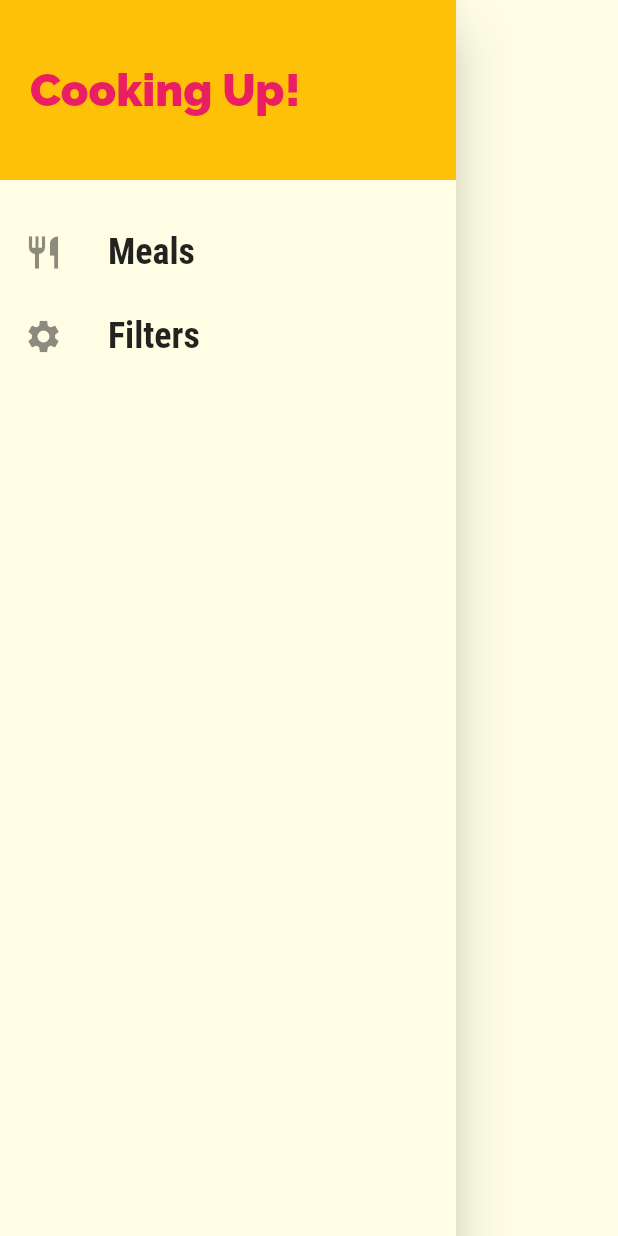
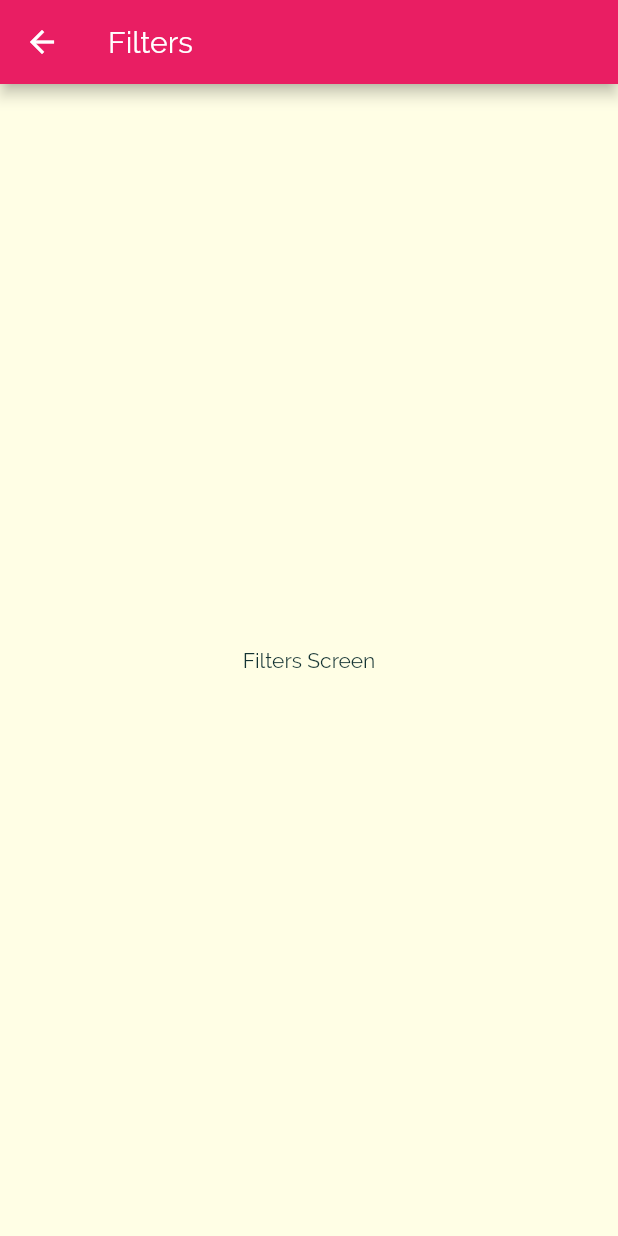
Before and after one commit to Isaacobuya5/meals_mobile_app, a Flutter app: the MainDrawer widget shown alone on an empty page, opened directly, after a tap on "Filters", on a phone screen of 412 x 824 dp. Run offline on Flutter 3.47's test engine with Material 2 defaults, Android fonts, the phone set to English and light mode, and no system bars.

Commit message:
create a filters screen and implement navigation from filters screen to respective screen

```diff
--- a/lib/main.dart
+++ b/lib/main.dart
@@ -1,7 +1,7 @@
 import 'package:flutter/material.dart';
 
 import './screens/tabs_screen.dart';
-import './screens/categories.dart';
+import './screens/filters.dart';
 import './screens/meal_categories.dart';
 import './screens/meal_detail.dart';
 
@@ -35,7 +35,8 @@ class MyApp extends StatelessWidget {
       routes: {
         '/': (context) => TabsScreen(),
         '/category-meals': (context) => MealCategories(),
-        MealDetail.routeName: (context) => MealDetail()
+        MealDetail.routeName: (context) => MealDetail(),
+        Filters.routeName: (context) => Filters()
       },
       //onGenerateRoute - useful for providing dynamic navigation
       // onGenerateRoute: (settings) {
--- /dev/null
+++ b/lib/screens/filters.dart
@@ -0,0 +1,17 @@
+import 'package:flutter/material.dart';
+
+class Filters extends StatelessWidget {
+
+  static const routeName = '/filters';
+  @override
+  Widget build(BuildContext context) {
+    return Scaffold(
+      appBar: AppBar(
+        title: Text('Filters')
+      ),
+        body: Center(
+        child: Text('Filters Screen')
+      ),
+    );
+  }
+}
--- a/lib/screens/main_drawer.dart
+++ b/lib/screens/main_drawer.dart
@@ -1,8 +1,9 @@
 import 'package:flutter/material.dart';
+import './filters.dart';
 
 class MainDrawer extends StatelessWidget {
 
-  _buildListTile(String title, IconData icon) {
+  _buildListTile(String title, IconData icon, Function tabHandler) {
     return ListTile(
             leading: Icon(icon, size: 26),
             title: Text(title, style: TextStyle(
@@ -10,7 +11,7 @@ class MainDrawer extends StatelessWidget {
               fontSize: 24,
               fontWeight: FontWeight.bold
             ),),
-            onTap: () {},
+            onTap: tabHandler,
           );
   }
 
@@ -32,8 +33,16 @@ class MainDrawer extends StatelessWidget {
               )),
           ),
           SizedBox(height: 20),
-          _buildListTile('Meals', Icons.restaurant),
-          _buildListTile('Filters', Icons.settings)
+          _buildListTile(
+            'Meals',
+            Icons.restaurant,
+            () => Navigator.of(context).pushNamed('/')
+            ),
+          _buildListTile(
+            'Filters',
+            Icons.settings,
+            () => Navigator.of(context).pushNamed(Filters.routeName)
+            )
       ],)
     );
   }
```
